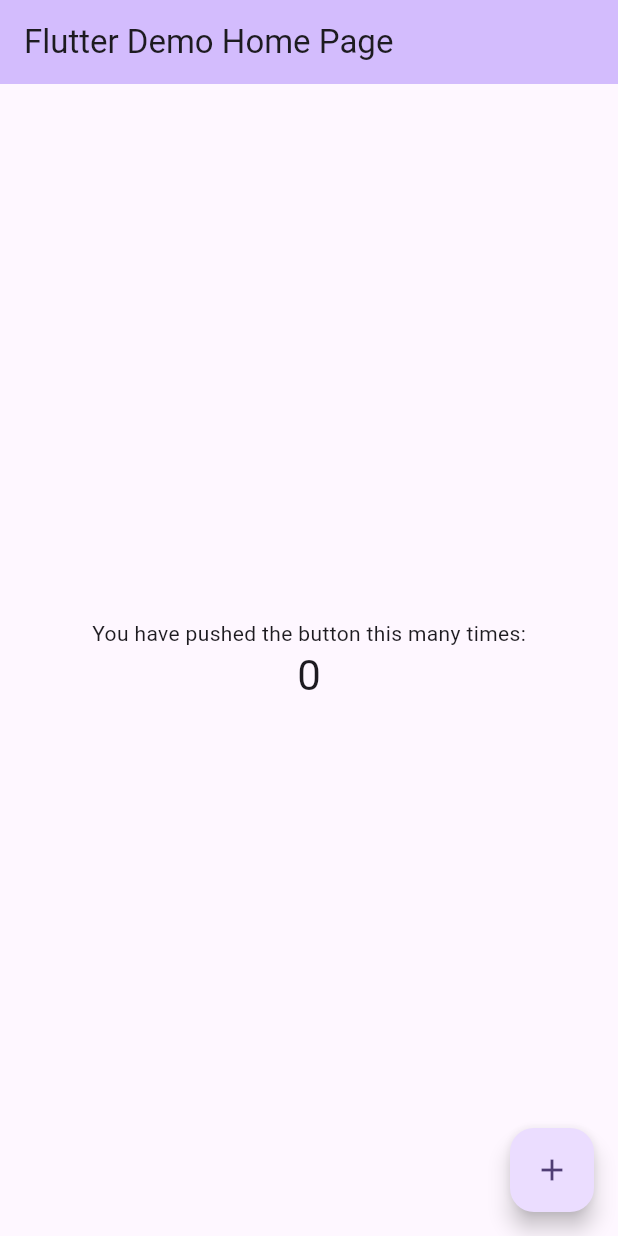
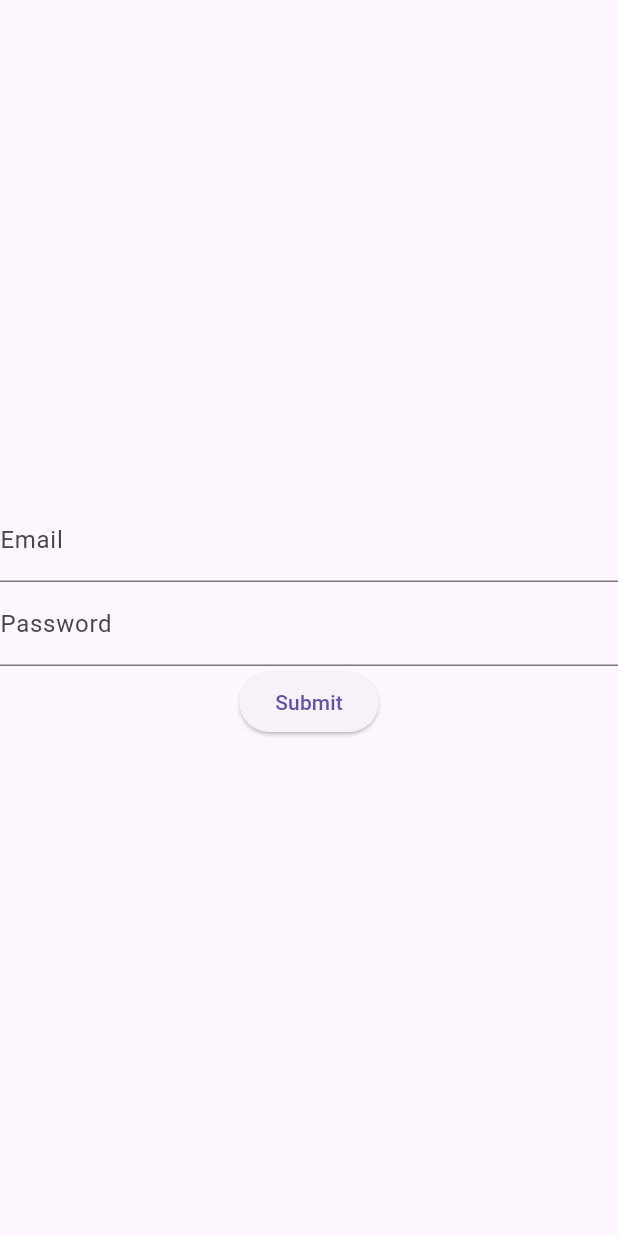
Before and after one commit to oleksii-pimenov/tech_task_clario, a Flutter app: the screen it shows after launch, on a phone screen of 412 x 824 dp. Run offline on Flutter 3.47's test engine with Material 3 defaults, Android fonts, the light colour scheme and no system bars; our stand-ins replace flutter_hooks, hooks_riverpod, riverpod_annotation.

Commit message:
feat: add auth simple form

```diff
--- /dev/null
+++ b/lib/auth/presentation/auth.page.dart
@@ -0,0 +1,58 @@
+import 'package:flutter/material.dart';
+import 'package:flutter_hooks/flutter_hooks.dart';
+import 'package:hooks_riverpod/hooks_riverpod.dart';
+
+class AuthPage extends HookConsumerWidget {
+  const AuthPage({super.key});
+
+  @override
+  Widget build(BuildContext context, WidgetRef ref) {
+    final formKey = useMemoized(() => GlobalKey<FormState>(), []);
+    final emailController = useTextEditingController();
+    final passwordController = useTextEditingController();
+
+    return Scaffold(
+        body: Column(mainAxisAlignment: MainAxisAlignment.center, children: [
+      Form(
+        key: formKey,
+        child: Column(
+          children: [
+            TextFormField(
+              controller: emailController,
+              decoration: InputDecoration(
+                labelText: 'Email',
+              ),
+              validator: (value) {
+                if (value == null || value.isEmpty) {
+                  return 'Please enter your email';
+                }
+                // Add your email validation logic here
+                return null;
+              },
+            ),
+            TextFormField(
+              controller: passwordController,
+              decoration: InputDecoration(
+                labelText: 'Password',
+              ),
+              validator: (value) {
+                if (value == null || value.isEmpty) {
+                  return 'Please enter your password';
+                }
+                return null;
+              },
+            ),
+            ElevatedButton(
+              onPressed: () {
+                if (formKey.currentState!.validate()) {
+                  // All fields are valid, proceed with form submission
+                }
+              },
+              child: const Text('Submit'),
+            ),
+          ],
+        ),
+      )
+    ]));
+  }
+}
--- a/lib/main.dart
+++ b/lib/main.dart
@@ -1,125 +1,19 @@
 import 'package:flutter/material.dart';
+import 'package:hooks_riverpod/hooks_riverpod.dart';
+import 'package:riverpod_annotation/riverpod_annotation.dart';
+import 'package:tech_task_clario/auth/presentation/auth.page.dart';
+
+@riverpod
+String helloWorld(Ref ref) {
+  return 'Hello world';
+}
 
 void main() {
-  runApp(const MyApp());
+  runApp(
+    ProviderScope(
+      child: MaterialApp(
+        home: AuthPage(),
+      ),
+    ),
+  );
 }
-
-class MyApp extends StatelessWidget {
-  const MyApp({super.key});
-
-  // This widget is the root of your application.
-  @override
-  Widget build(BuildContext context) {
-    return MaterialApp(
-      title: 'Flutter Demo',
-      theme: ThemeData(
-        // This is the theme of your application.
-        //
-        // TRY THIS: Try running your application with "flutter run". You'll see
-        // the application has a purple toolbar. Then, without quitting the app,
-        // try changing the seedColor in the colorScheme below to Colors.green
-        // and then invoke "hot reload" (save your changes or press the "hot
-        // reload" button in a Flutter-supported IDE, or press "r" if you used
-        // the command line to start the app).
-        //
-        // Notice that the counter didn't reset back to zero; the application
-        // state is not lost during the reload. To reset the state, use hot
-        // restart instead.
-        //
-        // This works for code too, not just values: Most code changes can be
-        // tested with just a hot reload.
-        colorScheme: ColorScheme.fromSeed(seedColor: Colors.deepPurple),
-        useMaterial3: true,
-      ),
-      home: const MyHomePage(title: 'Flutter Demo Home Page'),
-    );
-  }
-}
-
-class MyHomePage extends StatefulWidget {
-  const MyHomePage({super.key, required this.title});
-
-  // This widget is the home page of your application. It is stateful, meaning
-  // that it has a State object (defined below) that contains fields that affect
-  // how it looks.
-
-  // This class is the configuration for the state. It holds the values (in this
-  // case the title) provided by the parent (in this case the App widget) and
-  // used by the build method of the State. Fields in a Widget subclass are
-  // always marked "final".
-
-  final String title;
-
-  @override
-  State<MyHomePage> createState() => _MyHomePageState();
-}
-
-class _MyHomePageState extends State<MyHomePage> {
-  int _counter = 0;
-
-  void _incrementCounter() {
-    setState(() {
-      // This call to setState tells the Flutter framework that something has
-      // changed in this State, which causes it to rerun the build method below
-      // so that the display can reflect the updated values. If we changed
-      // _counter without calling setState(), then the build method would not be
-      // called again, and so nothing would appear to happen.
-      _counter++;
-    });
-  }
-
-  @override
-  Widget build(BuildContext context) {
-    // This method is rerun every time setState is called, for instance as done
-    // by the _incrementCounter method above.
-    //
-    // The Flutter framework has been optimized to make rerunning build methods
-    // fast, so that you can just rebuild anything that needs updating rather
-    // than having to individually change instances of widgets.
-    return Scaffold(
-      appBar: AppBar(
-        // TRY THIS: Try changing the color here to a specific color (to
-        // Colors.amber, perhaps?) and trigger a hot reload to see the AppBar
-        // change color while the other colors stay the same.
-        backgroundColor: Theme.of(context).colorScheme.inversePrimary,
-        // Here we take the value from the MyHomePage object that was created by
-        // the App.build method, and use it to set our appbar title.
-        title: Text(widget.title),
-      ),
-      body: Center(
-        // Center is a layout widget. It takes a single child and positions it
-        // in the middle of the parent.
-        child: Column(
-          // Column is also a layout widget. It takes a list of children and
-          // arranges them vertically. By default, it sizes itself to fit its
-          // children horizontally, and tries to be as tall as its parent.
-          //
-          // Column has various properties to control how it sizes itself and
-          // how it positions its children. Here we use mainAxisAlignment to
-          // center the children vertically; the main axis here is the vertical
-          // axis because Columns are vertical (the cross axis would be
-          // horizontal).
-          //
-          // TRY THIS: Invoke "debug painting" (choose the "Toggle Debug Paint"
-          // action in the IDE, or press "p" in the console), to see the
-          // wireframe for each widget.
-          mainAxisAlignment: MainAxisAlignment.center,
-          children: <Widget>[
-            const Text(
-              'You have pushed the button this many times:',
-            ),
-            Text(
-              '$_counter',
-              style: Theme.of(context).textTheme.headlineMedium,
-            ),
-          ],
-        ),
-      ),
-      floatingActionButton: FloatingActionButton(
-        onPressed: _incrementCounter,
-        tooltip: 'Increment',
-        child: const Icon(Icons.add),
-      ), // This trailing comma makes auto-formatting nicer for build methods.
-    );
-  }
-}
```
